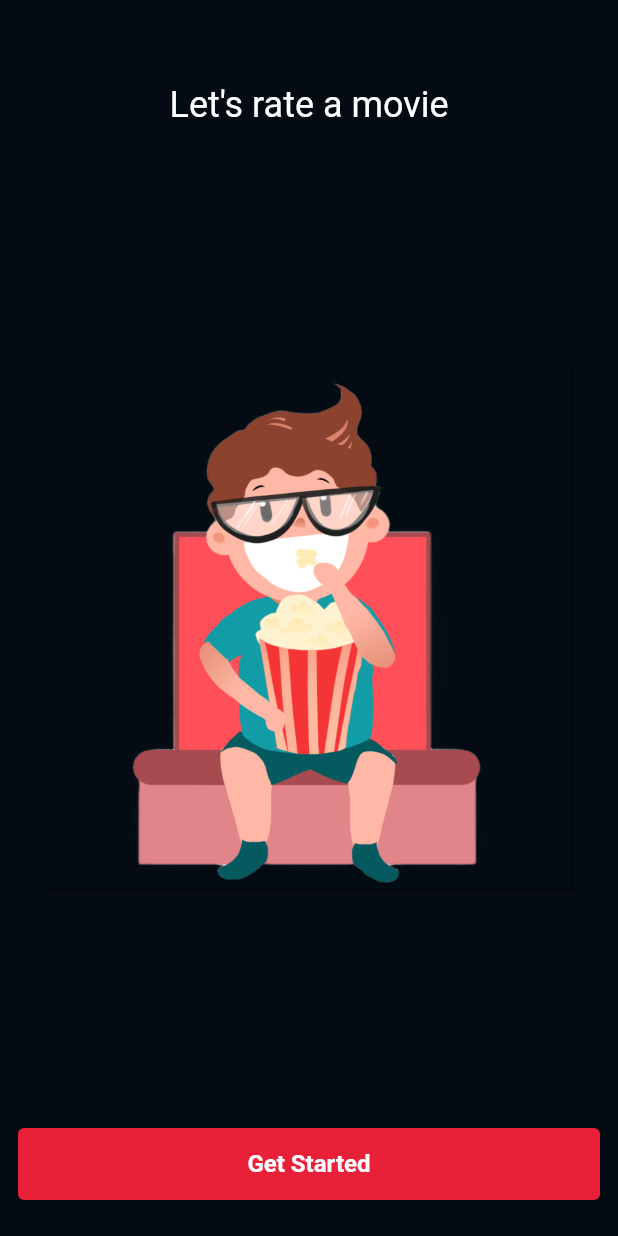
After one commit to Takshaksh/flutter-cinema-score, a Flutter app: the screen it shows after launch, on a phone screen of 412 x 824 dp. The commit adds this screen. Run offline on Flutter 3.47's test engine with Material 2 defaults, Android fonts, the phone set to English and light mode, and no system bars; our stand-ins replace dio, flutter_riverpod.

Commit message:
landing screen added

```diff
--- /dev/null
+++ b/lib/core/services/api_client.dart
@@ -0,0 +1,3 @@
+class ApiClient{
+
+}
--- a/lib/core/logger_intercepter.dart
+++ b/lib/core/services/logger_intercepter.dart
@@ -3,7 +3,7 @@ import 'package:dio/dio.dart';
 
 class LoggerInterceptor implements Interceptor {
   @override
-  void onError(DioError err, ErrorInterceptorHandler handler) {
+  void onError(DioException err, ErrorInterceptorHandler handler) {
     log('❌ Dio Error!');
     log('❌ Url: ${err.requestOptions.uri}');
     log('❌ ${err.stackTrace}');
--- /dev/null
+++ b/lib/core/utils/asset_manager.dart
@@ -0,0 +1,11 @@
+class AssetManager{
+  // Base asset paths
+  static String imagePath = "assets/images";
+
+  // Local images
+  static String movieBoy = "$imagePath/movie_boy.png";
+
+  // Remote images
+
+  // Local fonts
+}
--- /dev/null
+++ b/lib/core/utils/constants.dart
@@ -0,0 +1,2 @@
+const mBorderRadius = 8.0;
+const mMediumSpacing = 24.0;
--- a/lib/main.dart
+++ b/lib/main.dart
@@ -1,5 +1,5 @@
 import 'package:cinema_score/theme/custom_theme.dart';
-import 'package:cinema_score/ui/home_screen.dart';
+import 'package:cinema_score/ui/movie_flow/movie_flow.dart';
 import 'package:flutter/material.dart';
 import 'package:flutter_riverpod/flutter_riverpod.dart';
 
@@ -20,7 +20,7 @@ class CinemaScoreApp extends StatelessWidget {
         colorScheme: ColorScheme.fromSeed(seedColor: Colors.deepPurple),
         useMaterial3: true,
       ),*/
-      home: const HomeScreen(),
+      home: const MovieFlow(),
     );
   }
 }
--- a/lib/theme/colors.dart
+++ b/lib/theme/colors.dart
@@ -4,12 +4,12 @@ import 'package:flutter/material.dart';
 class Rang{
   // Base colors
   static const int _primaryColor = 0xFF040B13;
-  static const int _secondaryColor = 0xFF202123;
-  static const int _darkColor = 0xFF343541;
-  static const int _darkSecondaryColor = 0xFF444654;
+  // static const int _secondaryColor = 0xFF202123;
+  // static const int _darkColor = 0xFF343541;
+  // static const int _darkSecondaryColor = 0xFF444654;
   static const int _accentColor = 0xFF715fde;
-  static const int _whiteColor = 0xFFFFFFFF;
-  static const int _textColor = 0xFFececf1;
+  // static const int _whiteColor = 0xFFFFFFFF;
+  // static const int _textColor = 0xFFececf1;
 
   // Primary colors
   static const primaryColor = Color(_primaryColor);
--- a/lib/theme/custom_theme.dart
+++ b/lib/theme/custom_theme.dart
@@ -31,7 +31,7 @@ class CustomTheme{
         color: Rang.black
       ),
       textTheme: theme.primaryTextTheme.copyWith(
-        button: theme.primaryTextTheme.button?.copyWith(
+        labelLarge: theme.primaryTextTheme.labelLarge?.copyWith(
           color: Colors.white,
           fontSize: 16,
           fontWeight: FontWeight.bold
--- /dev/null
+++ b/lib/ui/movie_flow/landing/landing_screen.dart
@@ -0,0 +1,40 @@
+import 'package:cinema_score/core/utils/asset_manager.dart';
+import 'package:cinema_score/core/utils/constants.dart';
+import 'package:flutter/material.dart';
+import 'package:flutter_riverpod/flutter_riverpod.dart';
+
+import '../../widgets/primary_button.dart';
+
+class LandingScreen extends ConsumerWidget{
+  const LandingScreen({Key? key, required this.nextPage, required this.previousPage}) : super(key: key);
+
+  final VoidCallback nextPage;
+  final VoidCallback previousPage;
+
+  @override
+  Widget build(BuildContext context, WidgetRef ref) {
+    return Scaffold(
+      appBar: AppBar(),
+      body: Center(
+        child: Column(
+          children: [
+            Text(
+              "Let's rate a movie",
+              style: Theme.of(context).textTheme.headlineSmall,
+              textAlign: TextAlign.center,
+            ),
+            const Spacer(),
+            Image.asset(AssetManager.movieBoy, width: 350, height: 350,),
+            const Spacer(),
+            PrimaryButton(
+              onPressed: nextPage,
+              text: "Get Started"
+            ),
+            const SizedBox(height: mMediumSpacing,)
+          ],
+        ),
+      ),
+    );
+  }
+
+}
--- /dev/null
+++ b/lib/ui/movie_flow/movie_flow.dart
@@ -0,0 +1,49 @@
+import 'package:cinema_score/theme/colors.dart';
+import 'package:cinema_score/ui/movie_flow/landing/landing_screen.dart';
+import 'package:flutter/material.dart';
+
+class MovieFlow extends StatefulWidget{
+  const MovieFlow({super.key});
+
+  @override
+  MovieFlowState createState() => MovieFlowState();
+}
+
+class MovieFlowState extends State<MovieFlow>{
+  final pageController = PageController();
+
+  void nextPage(){
+    pageController.nextPage(
+        duration: const Duration(milliseconds: 500),
+        curve: Curves.easeOutCubic
+    );
+  }
+
+  void previousPage(){
+    pageController.previousPage(
+        duration: const Duration(milliseconds: 500),
+        curve: Curves.easeInCubic
+    );
+  }
+
+  @override
+  void dispose() {
+    pageController.dispose();
+    super.dispose();
+  }
+
+  @override
+  Widget build(BuildContext context) {
+    return PageView(
+      controller: pageController,
+      physics: const NeverScrollableScrollPhysics(), // disables swipes by finger
+      children: [
+        LandingScreen(nextPage: nextPage, previousPage: previousPage),
+        Scaffold(body: Container(color: Rang.accentColor,),),
+        Scaffold(body: Container(color: Rang.red500,),),
+
+      ],
+    );
+  }
+
+}
--- /dev/null
+++ b/lib/ui/widgets/primary_button.dart
@@ -0,0 +1,42 @@
+import 'dart:developer';
+
+import 'package:cinema_score/core/utils/constants.dart';
+import 'package:flutter/material.dart';
+
+class PrimaryButton extends StatelessWidget{
+  const PrimaryButton({
+    Key? key,
+    required this.onPressed,
+    required this.text,
+    this.width = double.infinity
+  }) : super(key: key);
+
+  final VoidCallback onPressed;
+  final String text;
+  final double width;
+
+  @override
+  Widget build(BuildContext context) {
+    log(text);
+    log(width.toString());
+    return Padding(
+      padding: const EdgeInsets.symmetric(horizontal: 12.0),
+      child: TextButton(
+        style: TextButton.styleFrom(
+          shape: RoundedRectangleBorder(
+            borderRadius: BorderRadius.circular(mBorderRadius / 2),
+          ),
+          fixedSize: Size(width, 48),
+        ),
+        onPressed: onPressed,
+        child: Row(
+          mainAxisAlignment: MainAxisAlignment.center,
+          children: [
+            Text(text, style: Theme.of(context).textTheme.labelLarge,),
+          ],
+        ),
+      ),
+    );
+  }
+
+}
--- a/lib/utils/asset_manager.dart
+++ /dev/null
@@ -1,4 +0,0 @@
-class AssetManager{
-  // Base asset paths
-  static String imagePath = "assets/images";
-}
```
Also changed, not shown: assets/images/movie_boy.png (added), lib/core/services/api_endpoints.dart (renamed from lib/core/api_endpoints.dart), 1 other file.
